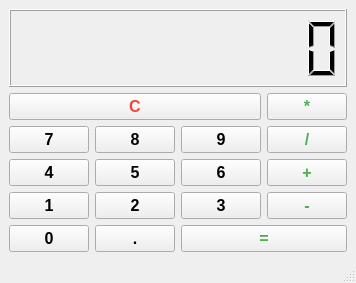
The window that Databases/calculator.ui (IlyaVinichenko/Home) describes before a commit, drawn with Qt 5.
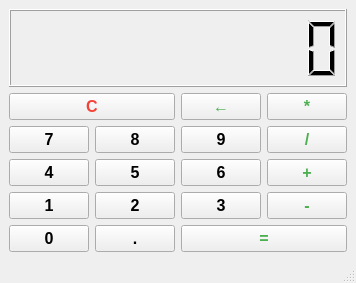
The same window after the commit.

The edit to the form file:
```diff
--- a/Databases/calculator.ui
+++ b/Databases/calculator.ui
@@ -203,30 +203,8 @@
         <property name="text">
          <string>9</string>
         </property>
-       </widget>
-      </item>
-      <item row="0" column="0" colspan="3">
-       <widget class="QPushButton" name="pushButton_clear">
-        <property name="minimumSize">
-         <size>
-          <width>0</width>
-          <height>0</height>
-         </size>
-        </property>
-        <property name="font">
-         <font>
-          <pointsize>12</pointsize>
-          <weight>75</weight>
-          <bold>true</bold>
-         </font>
-        </property>
-        <property name="styleSheet">
-         <string notr="true">QPushButton {
-    color: #f44336;
-}</string>
-        </property>
-        <property name="text">
-         <string>C</string>
+        <property name="shortcut">
+         <string>9</string>
         </property>
        </widget>
       </item>
@@ -417,6 +395,59 @@
         </property>
         <property name="text">
          <string>=</string>
+        </property>
+        <property name="shortcut">
+         <string>=</string>
+        </property>
+       </widget>
+      </item>
+      <item row="0" column="0" colspan="2">
+       <widget class="QPushButton" name="pushButton_clear">
+        <property name="minimumSize">
+         <size>
+          <width>0</width>
+          <height>0</height>
+         </size>
+        </property>
+        <property name="font">
+         <font>
+          <pointsize>12</pointsize>
+          <weight>75</weight>
+          <bold>true</bold>
+         </font>
+        </property>
+        <property name="styleSheet">
+         <string notr="true">QPushButton {
+    color: #f44336;
+}</string>
+        </property>
+        <property name="text">
+         <string>C</string>
+        </property>
+        <property name="shortcut">
+         <string>Ctrl+R</string>
+        </property>
+       </widget>
+      </item>
+      <item row="0" column="2">
+       <widget class="QPushButton" name="pushButton_back">
+        <property name="font">
+         <font>
+          <pointsize>12</pointsize>
+          <weight>75</weight>
+          <bold>true</bold>
+         </font>
+        </property>
+        <property name="styleSheet">
+         <string notr="true">QPushButton {
+color: #4CAF50;
+}</string>
+        </property>
+        <property name="text">
+         <string>←</string>
+        </property>
+        <property name="shortcut">
+         <string>Backspace</string>
         </property>
        </widget>
       </item>
```
Left out of the diff: 44 changed lines with no effect on the pictures.
